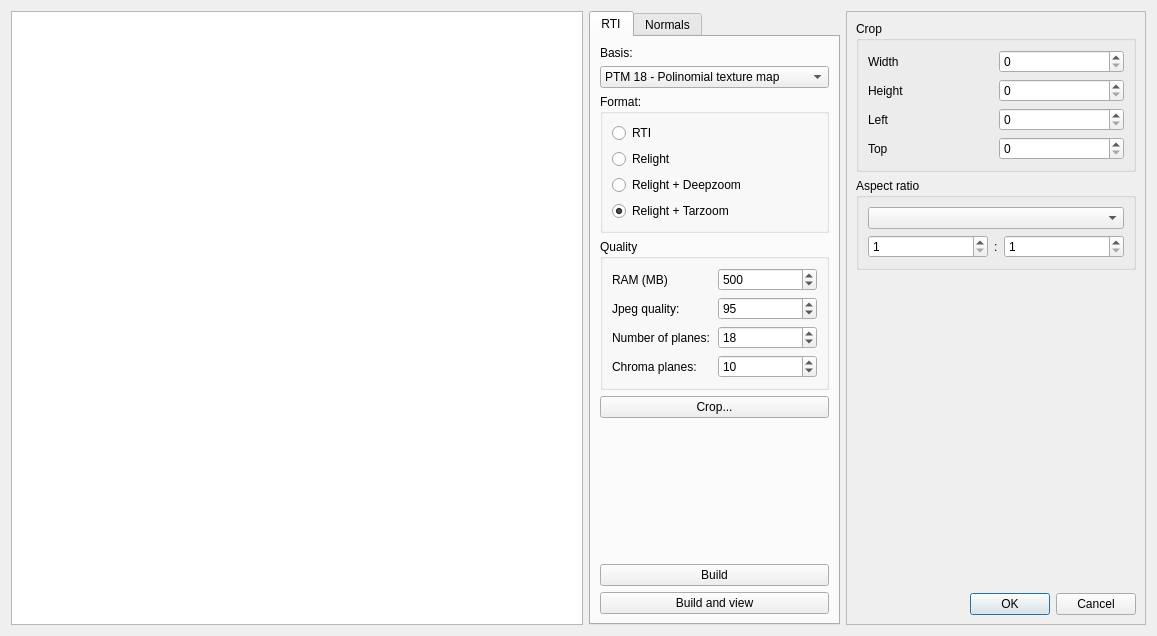
Qt form relight/rtiexport.ui (cnr-isti-vclab/relight) before a commit.
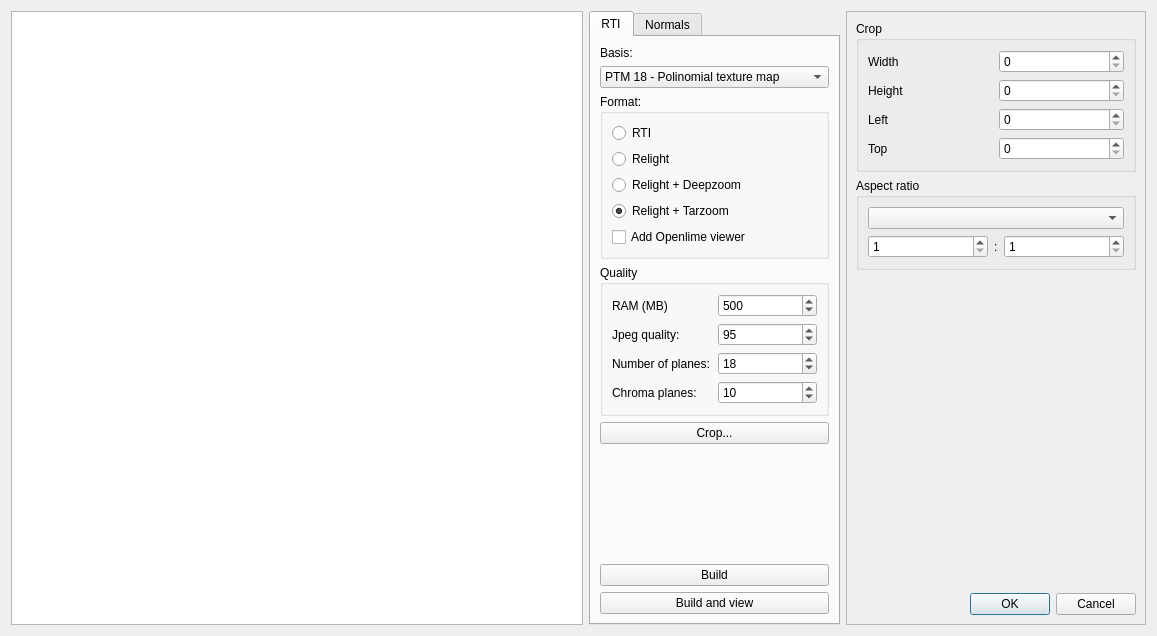
The same form after that commit. Icons and pictures are not drawn. Custom widgets are drawn as their Qt base class.

Commit message: openlime viewer can be saved in folder and casted from the queue.

Patch:
```diff
--- a/relight/rtiexport.ui
+++ b/relight/rtiexport.ui
@@ -126,6 +126,13 @@
             </property>
            </widget>
           </item>
+          <item>
+           <widget class="QCheckBox" name="openlime">
+            <property name="text">
+             <string>Add Openlime viewer</string>
+            </property>
+           </widget>
+          </item>
          </layout>
         </widget>
        </item>
```
The commit also changes 7 other files.
